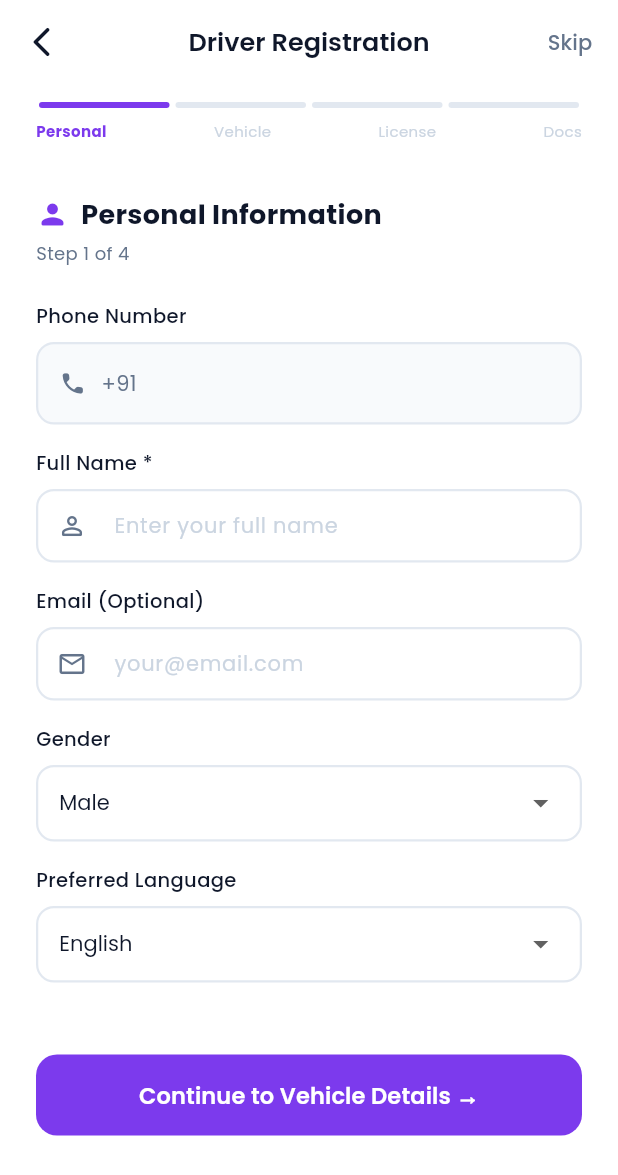
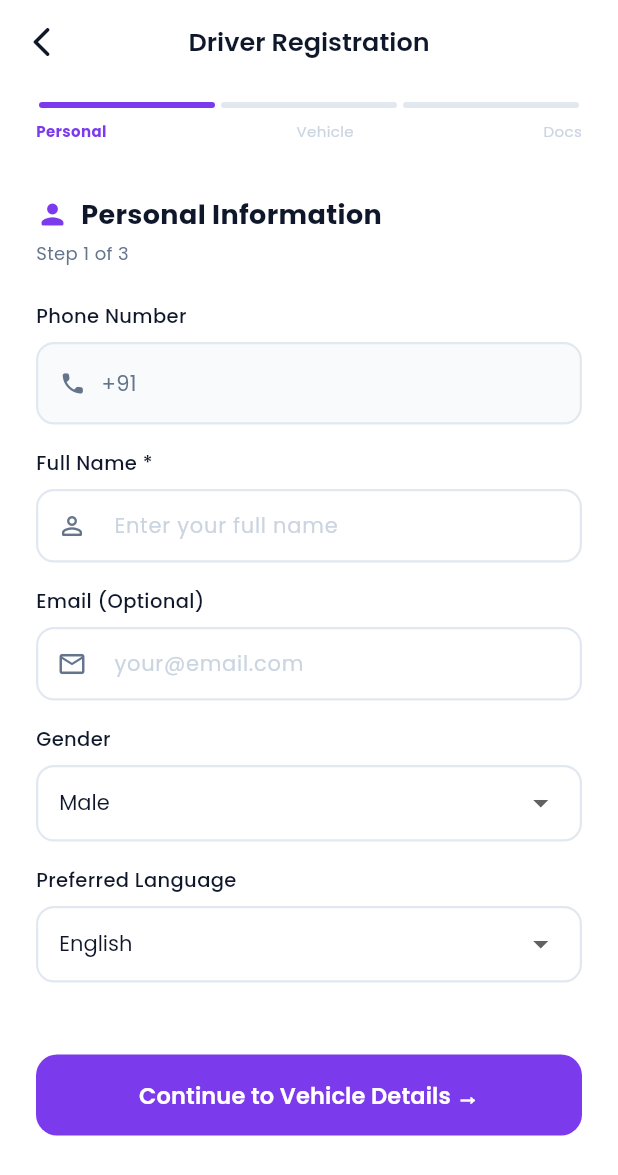
Before and after one commit to mbera2175/kloqride_app, a Flutter app: the DriverRegisterScreen screen opened directly with empty values, on a phone screen of 412 x 824 dp. Shown: the top 1175 px of the screen. Run offline on Flutter 3.47's test engine with Material 3 defaults, Android fonts, the phone set to English and light mode, and no system bars; our stand-ins replace geocoding, geolocator, google_fonts, image_picker, pinput, shared_preferences; accounts and stored records are empty.

Commit message:
Update driver_register_screen.dart

```diff
--- a/lib/screens/auth/driver_register_screen.dart
+++ b/lib/screens/auth/driver_register_screen.dart
@@ -54,14 +54,7 @@ class _DriverRegisterScreenState extends State<DriverRegisterScreen> {
         title: Text('Driver Registration',
           style: GoogleFonts.poppins(
             fontSize: 17, fontWeight: FontWeight.w600)),
-        actions: [
-          TextButton(
-            onPressed: _next,
-            child: Text('Skip',
-              style: GoogleFonts.poppins(
-                color: AppColors.textSecondary, fontSize: 14)),
-          ),
-        ],
+        // No skip — this page is not skippable
       ),
       body: Column(children: [
         _stepBar(1),
@@ -75,7 +68,7 @@ class _DriverRegisterScreenState extends State<DriverRegisterScreen> {
                 children: [
                   _stepTitle('Personal Information', Icons.person_rounded),
                   const SizedBox(height: 4),
-                  Text('Step 1 of 4',
+                  Text('Step 1 of 3',
                     style: GoogleFonts.poppins(
                       fontSize: 12, color: AppColors.textSecondary)),
                   const SizedBox(height: 24),
@@ -165,7 +158,7 @@ class _DriverRegisterScreenState extends State<DriverRegisterScreen> {
     return Container(
       padding: const EdgeInsets.symmetric(horizontal: 24, vertical: 12),
       child: Column(children: [
-        Row(children: List.generate(4, (i) => Expanded(
+        Row(children: List.generate(3, (i) => Expanded(
           child: Container(
             margin: const EdgeInsets.symmetric(horizontal: 2),
             height: 4,
@@ -180,8 +173,7 @@ class _DriverRegisterScreenState extends State<DriverRegisterScreen> {
           children: [
           _stepLabel('Personal', 1, current),
           _stepLabel('Vehicle',  2, current),
-          _stepLabel('License',  3, current),
-          _stepLabel('Docs',     4, current),
+          _stepLabel('Docs',     3, current),
         ]),
       ]),
     );
```
